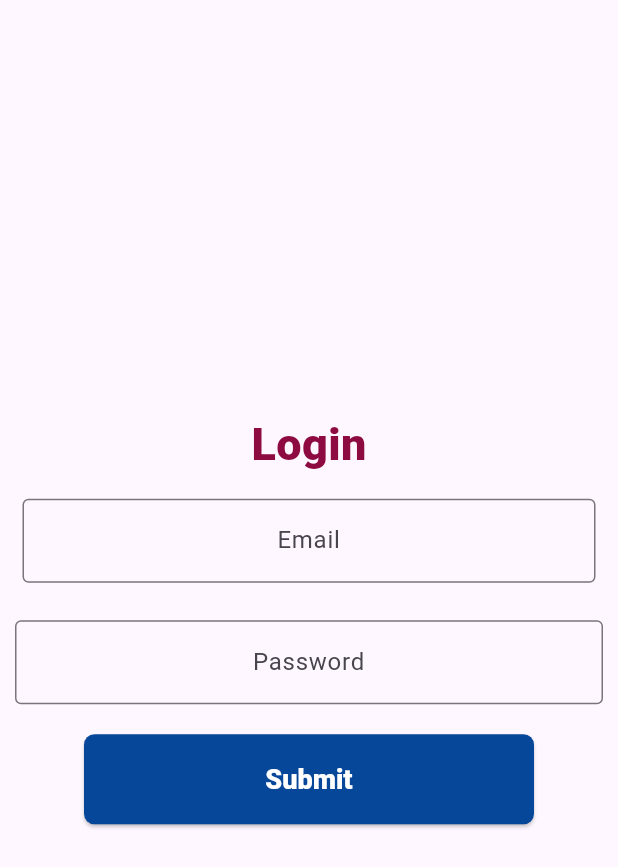
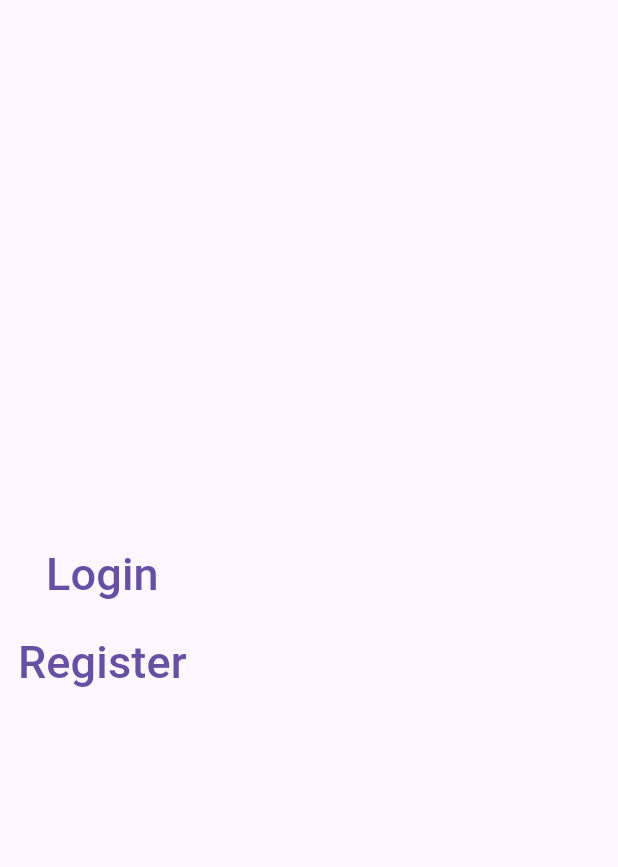
Before and after one commit to Dwidenbrahma/attendify, a Flutter app: the screen it shows after launch, on a phone screen of 412 x 824 dp. Shown: the top 867 px of the screen. Run offline on Flutter 3.47's test engine with Material 3 defaults, Android fonts, the phone set to English and light mode, and no system bars; our stand-ins replace font_awesome_flutter; Roboto replaces fonts that are missing (sans).

Commit message:
updating the Route for different screen

```diff
--- /dev/null
+++ b/lib/screens/home_screen.dart
@@ -0,0 +1,44 @@
+import 'package:attendify/screens/login_screen.dart';
+import 'package:attendify/screens/register_screen.dart';
+import 'package:flutter/material.dart';
+
+class Attendify extends StatefulWidget {
+  static const id = 'home_screen';
+  const Attendify({super.key});
+
+  @override
+  State<Attendify> createState() => _AttendifyState();
+}
+
+class _AttendifyState extends State<Attendify> {
+  @override
+  Widget build(BuildContext context) {
+    return SafeArea(
+      child: Scaffold(
+        body: Column(
+          mainAxisAlignment: MainAxisAlignment.center,
+          children: <Widget>[
+            TextButton(
+              onPressed: () {
+                Navigator.pushNamed(context, LoginScreen.id);
+              },
+              child: Text(
+                'Login',
+                style: TextStyle(fontSize: 30.0),
+              ),
+            ),
+            TextButton(
+              onPressed: () {
+                Navigator.pushNamed(context, RegisterScreen.id);
+              },
+              child: Text(
+                'Register',
+                style: TextStyle(fontSize: 30.0),
+              ),
+            ),
+          ],
+        ),
+      ),
+    );
+  }
+}
```
Also changed, not shown: lib/main.dart (+10 -18 lines), lib/screens/login_screen.dart (+119 -42 lines), lib/screens/register_screen.dart (+19 -0 lines), 1 other file.
